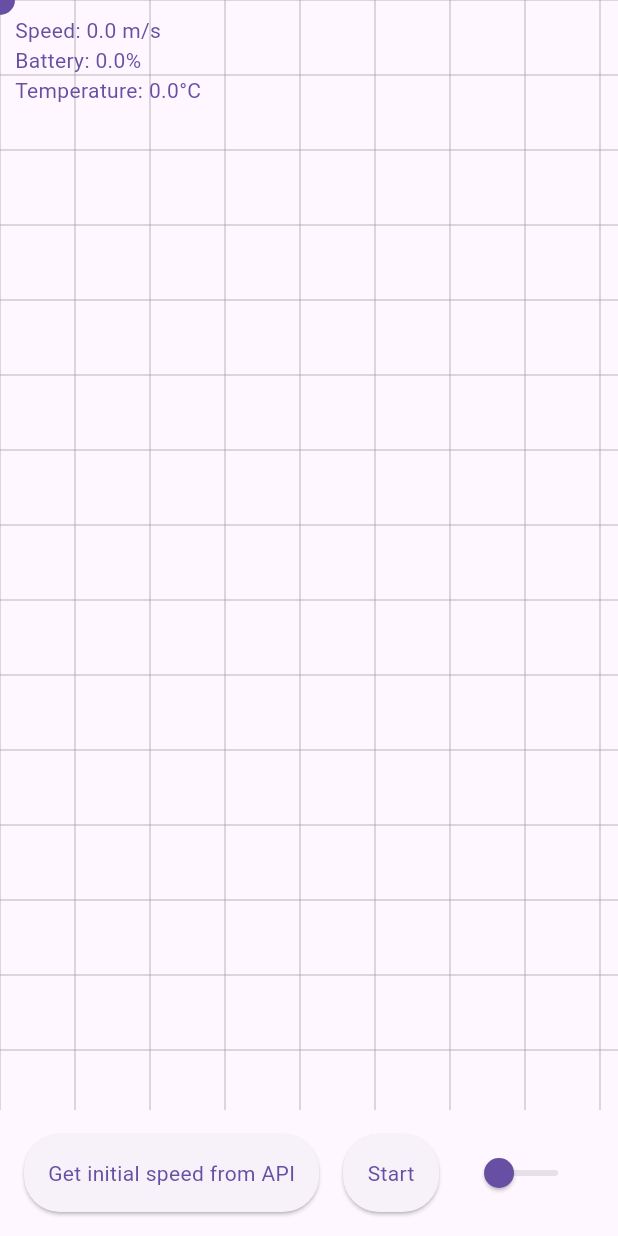
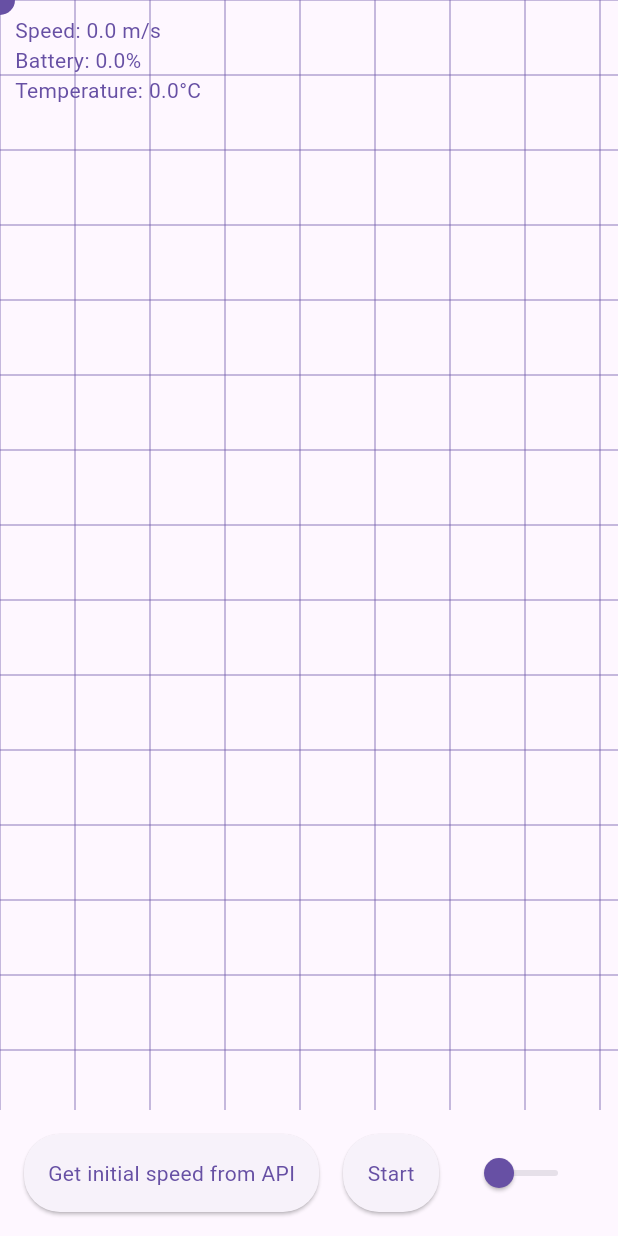
Before and after one commit to DIRRHUB/robot_task, a Flutter app: the InitialRobotControlPage widget shown alone on an empty page, opened directly with empty values, on a phone screen of 412 x 824 dp. Run offline on Flutter 3.47's test engine with Material 3 defaults, Android fonts, the light colour scheme and no system bars; our stand-ins replace dartz, dio, equatable, flutter_bloc, freezed_annotation, get_it; network calls fail.

Commit message:
Update docs

```diff
--- a/app/lib/presentation/robot_control/bloc/robot_control_cubit.dart
+++ b/app/lib/presentation/robot_control/bloc/robot_control_cubit.dart
@@ -12,15 +12,26 @@ import 'package:robot_task/domain/usecases/listen_robot_changes_usecase.dart';
 import 'package:robot_task/domain/usecases/update_robot_speed_usecase.dart';
 import 'package:robot_task/presentation/robot_control/bloc/robot_control_state.dart';
 
+/// A [Cubit] that manages the state of the robot control page. It connects to a WebSocket
+/// to listen for changes in the robot's state, updates the robot's speed, and handles
+/// the logic to start/stop the robot and retrieve the initial speed.
 class RobotControlCubit extends Cubit<RobotControlState> {
-  RobotControlCubit(this._listenRobotChangesUsecase, this._connectToWebsocketUsecase, this._updateRobotSpeedUsecase,
-      this._getInitialSpeedUsecase)
-      : super(RobotControlState.loading());
+  /// Constructor for [RobotControlCubit].
+  ///
+  /// Initializes the [RobotControlCubit] with the provided use cases for handling robot control logic.
+  RobotControlCubit(
+    this._listenRobotChangesUsecase,
+    this._connectToWebsocketUsecase,
+    this._updateRobotSpeedUsecase,
+    this._getInitialSpeedUsecase,
+  ) : super(RobotControlState.loading());
+
   final ConnectToWebsocketUsecase _connectToWebsocketUsecase;
   final ListenRobotChangesUsecase _listenRobotChangesUsecase;
   final UpdateRobotSpeedUsecase _updateRobotSpeedUsecase;
   final GetInitialSpeedUsecase _getInitialSpeedUsecase;
 
+  /// Initializes the WebSocket connection and listens for robot state changes.
   void init() async {
     final Either<Failure, void> connectionResult = await _connectToWebsocketUsecase(ApiConstants.webSocketUrl);
     connectionResult.fold(
@@ -36,7 +47,11 @@ class RobotControlCubit extends Cubit<RobotControlState> {
             },
             (robot) {
               emit(state.copyWith(
-                  status: OneStatus.initial, robot: robot, previousRobot: state.robot, speed: robot.speed));
+                status: OneStatus.initial,
+                robot: robot,
+                previousRobot: state.robot,
+                speed: robot.speed,
+              ));
             },
           );
         });
@@ -44,8 +59,11 @@ class RobotControlCubit extends Cubit<RobotControlState> {
     );
   }
 
+  /// Updates the speed of the robot.
+  ///
+  /// Takes the new speed value and triggers an update of the robot's speed.
   void updateSpeed(double speed) async {
-    emit(state.copyWith(speed: speed));
+    emit(state.copyWith(speed: speed)); // update the UI with the new speed.
     final Either<Failure, void> result = await _updateRobotSpeedUsecase(UpdateSpeedItem(speed: speed));
     result.fold(
       (l) {
@@ -57,6 +75,9 @@ class RobotControlCubit extends Cubit<RobotControlState> {
     );
   }
 
+  /// Toggles the robot's speed between 0 and 100.
+  /// If the robot is currently stopped (speed is 0), it will start the robot with maximum speed.
+  /// If the robot is already moving, it will stop the robot (set speed to 0).
   void startOrStop() {
     if (state.robot.speed == 0) {
       updateSpeed(100);
@@ -65,6 +86,8 @@ class RobotControlCubit extends Cubit<RobotControlState> {
     }
   }
 
+  /// Fetches the initial speed of the robot from the API.
+  /// Emits the initial speed state and triggers the speed update.
   void getInitialSpeed() async {
     final Either<Failure, UpdateSpeedItem> result = await _getInitialSpeedUsecase(const NoParams());
     result.fold(
--- a/app/lib/presentation/robot_control/page/components/robot_canvas_painter.dart
+++ b/app/lib/presentation/robot_control/page/components/robot_canvas_painter.dart
@@ -3,6 +3,8 @@ import 'dart:ui';
 import 'package:flutter/material.dart';
 import 'package:robot_task/domain/entities/robot_item.dart';
 
+/// A custom painter class that paints the robot's position, speed, battery, and temperature
+/// on a canvas, along with a grid background.
 class RobotCanvasPainter extends CustomPainter {
   RobotCanvasPainter({
     required this.robot,
@@ -11,25 +13,31 @@ class RobotCanvasPainter extends CustomPainter {
     required this.theme,
   }) : super(repaint: animation);
 
-  final RobotItem robot;
-  final RobotItem previousRobot;
-  final Animation<double> animation;
-  final ThemeData theme;
+  final RobotItem robot; // The current state of the robot.
+  final RobotItem previousRobot; // The previous state of the robot.
+  final Animation<double> animation; // Animation for smooth transitions.
+  final ThemeData theme; // Theme to be used for styling.
 
   @override
   void paint(Canvas canvas, Size size) {
+    // Create a paint object to define the robot's appearance.
     final paint = Paint()
       ..color = theme.primaryColor
       ..style = PaintingStyle.fill;
 
+    // Create a paint object for the grid lines.
     final gridPaint = Paint()
-      ..color = Colors.grey.withOpacity(0.5)
+      ..color = theme.primaryColor.withOpacity(0.5)
       ..style = PaintingStyle.stroke
       ..strokeWidth = 1;
 
+    // Draw the grid in the background.
     _drawGrid(canvas, size, gridPaint);
+
+    // Draw the robot at the interpolated position.
     _drawPoint(canvas, paint);
 
+    // Create a text painter for displaying robot stats (speed, battery, temperature).
     final textPainter = TextPainter(
       text: TextSpan(
         text: 'Speed: ${robot.speed} m/s\nBattery: ${robot.battery}%\nTemperature: ${robot.temperature}°C',
@@ -37,41 +45,46 @@ class RobotCanvasPainter extends CustomPainter {
       ),
       textDirection: TextDirection.ltr,
     );
+
+    // Layout the text and paint it on the canvas at the top-left corner.
     textPainter.layout(maxWidth: size.width);
     textPainter.paint(canvas, const Offset(10, 10));
   }
 
+  /// Draws a grid on the canvas with horizontal and vertical lines spaced by [step].
   void _drawGrid(Canvas canvas, Size size, Paint gridPaint) {
-    const double step = 50.0; // Grid step size (distance between lines)
+    const double step = 50.0; // Grid step size
 
-    // Draw vertical lines
+    // Draw vertical lines.
     for (double x = 0; x < size.width; x += step) {
       canvas.drawLine(Offset(x, 0), Offset(x, size.height), gridPaint);
     }
 
-    // Draw horizontal lines
+    // Draw horizontal lines.
     for (double y = 0; y < size.height; y += step) {
       canvas.drawLine(Offset(0, y), Offset(size.width, y), gridPaint);
     }
   }
 
+  /// Draws the robot at the interpolated position between the previous and current positions.
   void _drawPoint(Canvas canvas, Paint paint) {
-    // Linear interpolation between the previous and current robot positions
+    // Linear interpolation between the previous and current robot positions.
     final double iX =
         lerpDouble(previousRobot.position.x, robot.position.x, animation.value) ?? robot.position.x.toDouble();
     final double iY =
         lerpDouble(previousRobot.position.y, robot.position.y, animation.value) ?? robot.position.y.toDouble();
 
-    // Draw the robot at the interpolated position
+    // Draw the robot at the interpolated position.
     canvas.drawCircle(
       Offset(iX, iY),
-      10,
+      10, // The radius of the robot circle
       paint,
     );
   }
 
   @override
   bool shouldRepaint(covariant CustomPainter oldDelegate) {
+    // Repaint only if the robot's position or animation changes.
     return oldDelegate != this;
   }
 }
--- a/app/lib/presentation/robot_control/page/initial_robot_control_page.dart
+++ b/app/lib/presentation/robot_control/page/initial_robot_control_page.dart
@@ -5,8 +5,17 @@ import 'package:robot_task/presentation/robot_control/bloc/robot_control_cubit.d
 import 'package:robot_task/presentation/robot_control/page/components/robot_canvas_painter.dart';
 import 'package:robot_task/shared/widgets/one_button.dart';
 
+/// Widget displays the robot's position, allows control of its speed, and provides
+/// a button to fetch the initial speed from an API. The robot's movement is
+/// animated, and the user can start/stop the robot's operation.
 class InitialRobotControlPage extends StatefulWidget {
-  const InitialRobotControlPage({super.key, required this.robot, required this.previousRobot, required this.speed});
+  const InitialRobotControlPage({
+    super.key,
+    required this.robot,
+    required this.previousRobot,
+    required this.speed,
+  });
+
   final RobotItem robot;
   final RobotItem previousRobot;
   final double speed;
@@ -17,18 +26,22 @@ class InitialRobotControlPage extends StatefulWidget {
 
 class _InitialRobotControlPageState extends State<InitialRobotControlPage> with SingleTickerProviderStateMixin {
   late final RobotControlCubit _bloc = BlocProvider.of<RobotControlCubit>(context);
-  late AnimationController _controller;
-  late Animation<double> _animation;
-  late RobotItem previousRobot;
+  late AnimationController _controller; // Controller to handle animation.
+  late Animation<double> _animation; // Animation to interpolate robot's movement.
+  late RobotItem previousRobot; // Stores the previous robot state for interpolation.
 
   @override
   void initState() {
     super.initState();
     previousRobot = widget.previousRobot;
+
+    // Initialize the animation controller with a duration of 1 second.
     _controller = AnimationController(
       duration: const Duration(seconds: 1),
       vsync: this,
     );
+
+    // Define the animation for smooth transition between positions.
     _animation = Tween<double>(begin: 0.0, end: 1.0).animate(_controller);
     _controller.forward();
   }
@@ -36,6 +49,8 @@ class _InitialRobotControlPageState extends State<InitialRobotControlPage> with
   @override
   void didUpdateWidget(InitialRobotControlPage oldWidget) {
     super.didUpdateWidget(oldWidget);
+
+    // If the robot's state has changed, reset and restart the animation.
     if (widget.robot != previousRobot) {
       setState(() {
         previousRobot = widget.previousRobot;
@@ -50,6 +65,7 @@ class _InitialRobotControlPageState extends State<InitialRobotControlPage> with
     return Column(
       children: [
         Expanded(
+          // A custom painter is used to draw the robot's movement and the background grid.
           child: CustomPaint(
             painter: RobotCanvasPainter(
               robot: widget.robot,
@@ -57,13 +73,14 @@ class _InitialRobotControlPageState extends State<InitialRobotControlPage> with
               animation: _animation,
               theme: Theme.of(context),
             ),
-            size: const Size(702, 702),
+            size: const Size(702, 702), // Set the canvas size.
           ),
         ),
         Padding(
           padding: const EdgeInsets.all(16),
           child: Row(
             children: [
+              // Button to fetch the initial speed from the API.
               OneButton(
                 text: 'Get initial speed from API',
                 onTap: () {
@@ -71,6 +88,8 @@ class _InitialRobotControlPageState extends State<InitialRobotControlPage> with
                 },
               ),
               const SizedBox(width: 16),
+
+              // Button to start or stop the robot's movement based on current speed.
               OneButton(
                 text: widget.robot.speed == 0 ? 'Start' : 'Stop',
                 onTap: () {
@@ -78,6 +97,8 @@ class _InitialRobotControlPageState extends State<InitialRobotControlPage> with
                 },
               ),
               const SizedBox(width: 16),
+
+              // Slider to adjust the speed of the robot.
               Expanded(
                 child: Slider(
                   value: widget.speed,
--- a/app/lib/shared/widgets/one_button.dart
+++ b/app/lib/shared/widgets/one_button.dart
@@ -48,7 +48,7 @@ class _OneButtonState extends State<OneButton> with SingleTickerProviderStateMix
     duration: const Duration(milliseconds: 200),
     vsync: this,
   );
-  final Tween<double> scale = Tween<double>(begin: 1, end: 1.03);
+  final Tween<double> scale = Tween<double>(begin: 1, end: 1.05);
   late final Animation<double> animation = scale.animate(
     CurvedAnimation(
       parent: controller,
--- a/server/lib/handlers/web_socket_hander.dart
+++ b/server/lib/handlers/web_socket_hander.dart
@@ -5,7 +5,6 @@ import 'package:server/data/models/robot_state.dart';
 import 'package:server/data/models/update_speed_state.dart';
 import 'package:server/services/robot_generation_service.dart';
 
-/// Handles WebSocket connections for the robot monitoring and control system
 class WebSocketHandler {
   final RobotGenerationService _robotGenerationService = RobotGenerationService();
   RobotState _previousState = RobotState(x: 10, y: 10, speed: 10, battery: 100.0, temperature: 25);
@@ -32,7 +31,6 @@ class WebSocketHandler {
       // Listen to messages from the client and handle connection termination
       webSocket.stream.listen(
         (message) {
-          // Handle incoming messages from the client
           try {
             final data = jsonDecode(message);
             if (data is Map<String, dynamic>) {
--- a/server/lib/services/robot_generation_service.dart
+++ b/server/lib/services/robot_generation_service.dart
@@ -15,7 +15,7 @@ class RobotGenerationService {
     double speedFactor = previousState.speed / maxSpeed; // Normalize speed to a factor between 0 and 1
 
     // The smaller the speed, the smaller the movement (distance between points)
-    double adjustedMovementRange = movementRange * speedFactor; // Adjust movement distance
+    double adjustedMovementRange = movementRange * speedFactor;
 
     // Calculate new position based on the previous position, adjusting by speed
     double newX = previousState.x + (_random.nextDouble() * adjustedMovementRange * 2 - adjustedMovementRange);
@@ -25,7 +25,7 @@ class RobotGenerationService {
     newX = _reflectPosition(newX, 0, 700);
     newY = _reflectPosition(newY, 0, 700);
 
-    // Generate new battery and temperature with gradual changes
+    // Generate new battery and temperature with some changes
     double newBattery = (previousState.battery - _random.nextDouble() * batteryChange).clamp(0, 100);
     double newTemperature =
         (previousState.temperature + (_random.nextDouble() * temperatureChange * 2 - temperatureChange)).clamp(10, 50);
```
Also changed, not shown: app/lib/core/services/web_socket_service.dart (+16 -0 lines), 1 other file.
